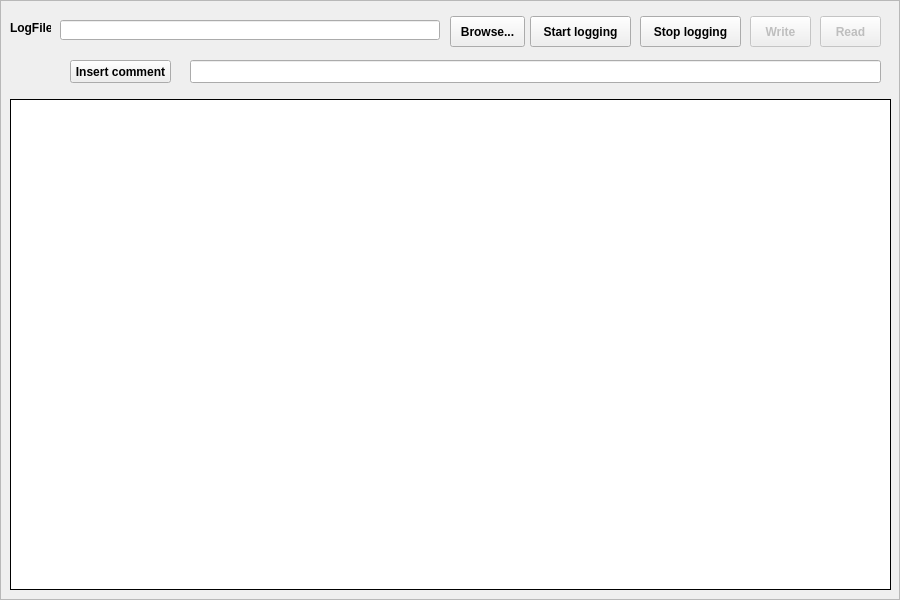
The window that commonsrc/loggingframe.ui (hancse/powermeter) describes before a commit, drawn with Qt 5.
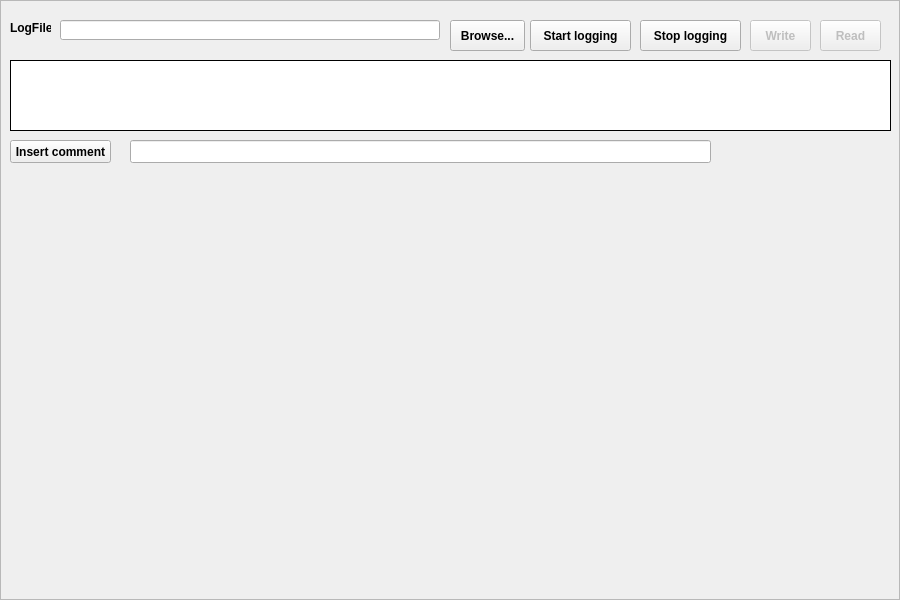
The same window after the commit.

What changed in the file:
```diff
--- a/commonsrc/loggingframe.ui
+++ b/commonsrc/loggingframe.ui
@@ -42,7 +42,7 @@
    <property name="geometry">
     <rect>
      <x>450</x>
-     <y>16</y>
+     <y>20</y>
      <width>75</width>
      <height>31</height>
     </rect>
@@ -68,7 +68,7 @@
    <property name="geometry">
     <rect>
      <x>750</x>
-     <y>16</y>
+     <y>20</y>
      <width>61</width>
      <height>31</height>
     </rect>
@@ -84,7 +84,7 @@
    <property name="geometry">
     <rect>
      <x>820</x>
-     <y>16</y>
+     <y>20</y>
      <width>61</width>
      <height>31</height>
     </rect>
@@ -97,9 +97,9 @@
    <property name="geometry">
     <rect>
      <x>10</x>
-     <y>99</y>
+     <y>60</y>
      <width>881</width>
-     <height>491</height>
+     <height>71</height>
     </rect>
    </property>
    <property name="frameShape">
@@ -113,7 +113,7 @@
    <property name="geometry">
     <rect>
      <x>530</x>
-     <y>16</y>
+     <y>20</y>
      <width>101</width>
      <height>31</height>
     </rect>
@@ -126,7 +126,7 @@
    <property name="geometry">
     <rect>
      <x>640</x>
-     <y>16</y>
+     <y>20</y>
      <width>101</width>
      <height>31</height>
     </rect>
@@ -138,9 +138,9 @@
   <widget class="QLineEdit" name="leComment">
    <property name="geometry">
     <rect>
-     <x>190</x>
-     <y>60</y>
-     <width>691</width>
+     <x>130</x>
+     <y>140</y>
+     <width>581</width>
      <height>23</height>
     </rect>
    </property>
@@ -148,8 +148,8 @@
   <widget class="QPushButton" name="btnInsert">
    <property name="geometry">
     <rect>
-     <x>70</x>
-     <y>60</y>
+     <x>10</x>
+     <y>140</y>
      <width>101</width>
      <height>23</height>
     </rect>
```
Left out of the diff: 2 changed lines with no effect on the pictures.
